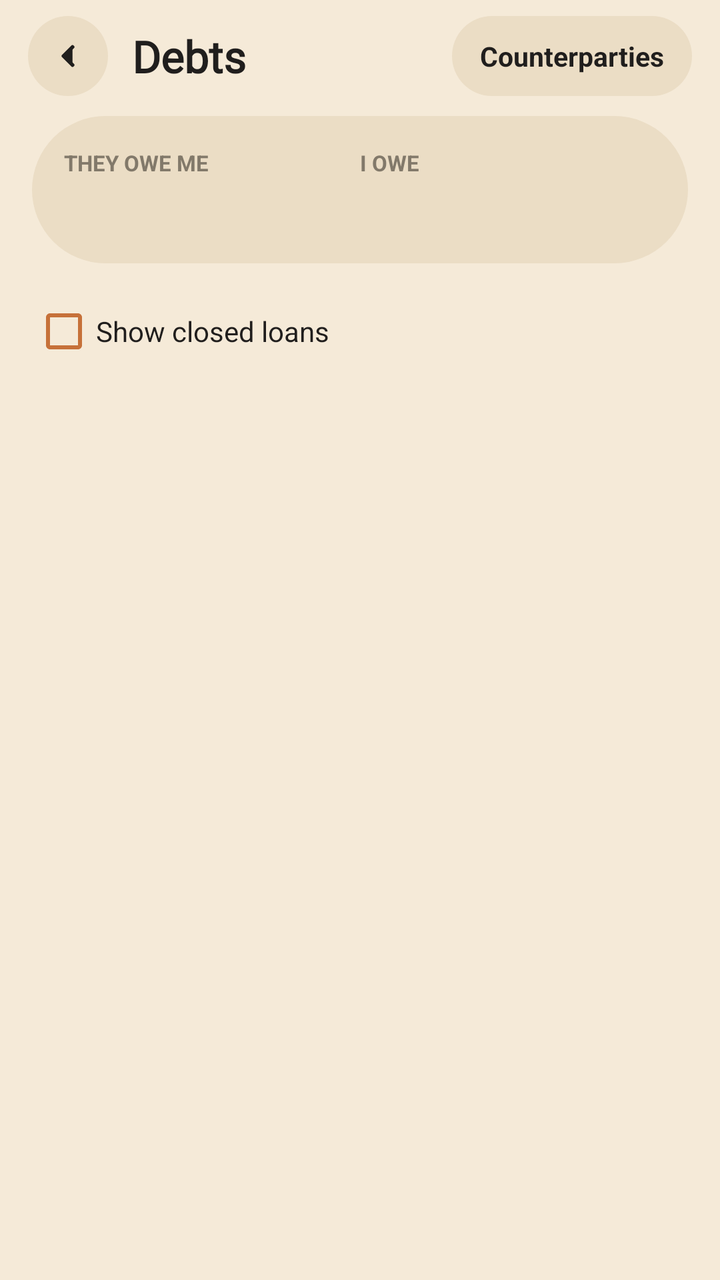
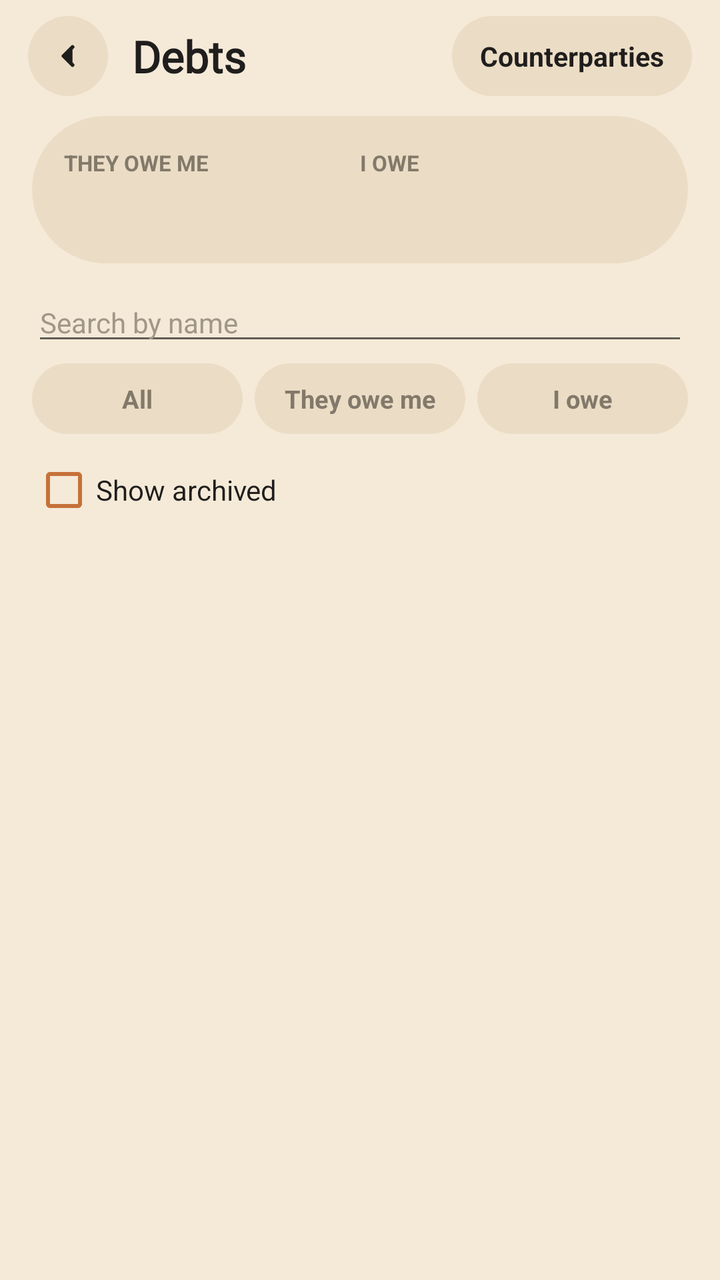

Two renders of the same Android screen: before a commit and after it. Below are the layout's source before the change and the commit's diff.
<!-- AndroidManifest.xml: activity theme AppTheme.NoActionBar -->
<!-- res/layout/activity_debts.xml -->
<?xml version="1.0" encoding="utf-8"?>
<LinearLayout xmlns:android="http://schemas.android.com/apk/res/android"
    android:layout_width="match_parent"
    android:layout_height="match_parent"
    android:orientation="vertical"
    android:background="@color/colorBackground">

    <LinearLayout
        android:layout_width="match_parent"
        android:layout_height="wrap_content"
        android:orientation="horizontal"
        android:gravity="center_vertical"
        android:paddingLeft="14dp"
        android:paddingRight="14dp"
        android:paddingTop="8dp"
        android:paddingBottom="10dp">

        <ImageButton
            android:id="@+id/btnUp"
            android:layout_width="40dp"
            android:layout_height="40dp"
            android:background="@drawable/bg_pill_secondary"
            android:src="@drawable/ic_nav_back"
            android:onClick="btnUp"/>

        <TextView
            android:layout_width="0dp"
            android:layout_height="wrap_content"
            android:layout_weight="1"
            android:layout_marginStart="12dp"
            android:text="@string/debts_title"
            android:textSize="22sp"
            android:textStyle="bold"
            android:fontFamily="@font/caprasimo"
            android:textColor="@color/colorTextPrimary"/>

        <TextView
            android:layout_width="wrap_content"
            android:layout_height="40dp"
            android:background="@drawable/bg_pill_secondary"
            android:clickable="true"
            android:focusable="true"
            android:gravity="center"
            android:paddingLeft="14dp"
            android:paddingRight="14dp"
            android:text="@string/counterparties_title"
            android:textColor="@color/colorTextPrimary"
            android:textSize="13.5sp"
            android:textStyle="bold"
            android:onClick="onOpenCounterparties"/>
    </LinearLayout>

    <ScrollView
        android:layout_width="match_parent"
        android:layout_height="match_parent">

        <LinearLayout
            android:layout_width="match_parent"
            android:layout_height="wrap_content"
            android:orientation="vertical"
            android:paddingLeft="16dp"
            android:paddingRight="16dp"
            android:paddingBottom="24dp">

            
            <LinearLayout
                android:layout_width="match_parent"
                android:layout_height="wrap_content"
                android:orientation="horizontal"
                android:background="@drawable/bg_pill_secondary"
                android:padding="16dp"
                android:layout_marginBottom="10dp">

                <LinearLayout
                    android:layout_width="0dp"
                    android:layout_height="wrap_content"
                    android:layout_weight="1"
                    android:orientation="vertical">
                    <TextView
                        android:layout_width="wrap_content"
                        android:layout_height="wrap_content"
                        android:text="@string/debts_owed_to_me"
                        android:textAllCaps="true"
                        android:textSize="11sp"
                        android:textStyle="bold"
                        android:textColor="@color/colorTextSecondary"/>
                    <TextView
                        android:id="@+id/debtsOwedToMe"
                        android:layout_width="wrap_content"
                        android:layout_height="wrap_content"
                        android:textSize="20sp"
                        android:textStyle="bold"/>
                </LinearLayout>

                <LinearLayout
                    android:layout_width="0dp"
                    android:layout_height="wrap_content"
                    android:layout_weight="1"
                    android:orientation="vertical">
                    <TextView
                        android:layout_width="wrap_content"
                        android:layout_height="wrap_content"
                        android:text="@string/debts_i_owe"
                        android:textAllCaps="true"
                        android:textSize="11sp"
                        android:textStyle="bold"
                        android:textColor="@color/colorTextSecondary"/>
                    <TextView
                        android:id="@+id/debtsIOwe"
                        android:layout_width="wrap_content"
                        android:layout_height="wrap_content"
                        android:textSize="20sp"
                        android:textStyle="bold"/>
                </LinearLayout>
            </LinearLayout>

            <CheckBox
                android:id="@+id/debtsShowClosed"
                android:layout_width="match_parent"
                android:layout_height="wrap_content"
                android:text="@string/debts_show_closed"
                android:textColor="@color/colorTextPrimary"
                android:textSize="14sp"
                android:buttonTint="@color/colorPrimary"
                android:layout_marginBottom="6dp"/>

            <TextView
                android:id="@+id/debtsEmpty"
                android:layout_width="match_parent"
                android:layout_height="wrap_content"
                android:layout_marginTop="24dp"
                android:gravity="center"
                android:text="@string/debts_empty"
                android:textColor="@color/colorTextHint"
                android:textSize="13sp"
                android:visibility="gone"/>

            <LinearLayout
                android:id="@+id/debtsList"
                android:layout_width="match_parent"
                android:layout_height="wrap_content"
                android:orientation="vertical"/>
        </LinearLayout>
    </ScrollView>
</LinearLayout>
<!-- resources referenced by this layout -->
<resources>
  <color name="colorBackground">#F5EAD8</color>
  <color name="colorPrimary">#C67139</color>
  <color name="colorTextHint">#A19786</color>
  <color name="colorTextPrimary">#201E1D</color>
  <color name="colorTextSecondary">#82796A</color>
  <!-- drawable bg_pill_secondary (drawable) -->
  <?xml version="1.0" encoding="utf-8"?>
  <ripple xmlns:android="http://schemas.android.com/apk/res/android"
      android:color="@color/colorPrimaryLight">
      <item>
          <shape>
              <solid android:color="@color/colorSurfaceAlt"/>
              <corners android:radius="999dp"/>
          </shape>
      </item>
  </ripple>
  <!-- drawable ic_nav_back (drawable) -->
  <?xml version="1.0" encoding="utf-8"?>
  <vector xmlns:android="http://schemas.android.com/apk/res/android"
      android:width="18dp" android:height="18dp" android:viewportWidth="24" android:viewportHeight="24">
      <path android:fillColor="@color/colorTextPrimary" android:pathData="M15,6 L9,12 L15,18"
          android:strokeColor="@color/colorTextPrimary" android:strokeWidth="2.5" android:strokeLineCap="round" android:strokeLineJoin="round"/>
  </vector>
  <string name="counterparties_title">Counterparties</string>
  <string name="debts_empty">No loans yet. Mark a wallet as a loan on its card, or pick «Lend» / «Borrow» when adding an operation.</string>
  <string name="debts_i_owe">I owe</string>
  <string name="debts_owed_to_me">They owe me</string>
  <string name="debts_show_closed">Show closed loans</string>
  <string name="debts_title">Debts</string>
  <style name="AppTheme.NoActionBar">
          <item name="windowActionBar">false</item>
          <item name="windowNoTitle">true</item>
      </style>
  <color name="colorPrimaryLight">#F6A06B</color>
  <color name="colorSurfaceAlt">#EBDDC5</color>
</resources>

<!-- the commit's change to res/layout/activity_debts.xml (unified diff, before → after) -->
@@ -114,11 +114,46 @@
                 </LinearLayout>
             </LinearLayout>
 
-            <CheckBox
-                android:id="@+id/debtsShowClosed"
+            <EditText
+                android:id="@+id/debtsSearch"
                 android:layout_width="match_parent"
                 android:layout_height="wrap_content"
-                android:text="@string/debts_show_closed"
+                android:hint="@string/search_by_name_hint"
+                android:inputType="text"
+                android:maxLines="1"
+                android:textColor="@color/colorTextPrimary"
+                android:textColorHint="@color/colorTextHint"
+                android:textSize="14sp"/>
+
+            <LinearLayout
+                android:layout_width="match_parent"
+                android:layout_height="wrap_content"
+                android:orientation="horizontal"
+                android:layout_marginTop="4dp"
+                android:layout_marginBottom="4dp">
+
+                <TextView
+                    android:id="@+id/debtsChipAll"
+                    style="@style/FilterChip"
+                    android:text="@string/debts_filter_all"/>
+
+                <TextView
+                    android:id="@+id/debtsChipOwedToMe"
+                    style="@style/FilterChip"
+                    android:text="@string/debts_filter_owed_to_me"/>
+
+                <TextView
+                    android:id="@+id/debtsChipIOwe"
+                    style="@style/FilterChip"
+                    android:layout_marginEnd="0dp"
+                    android:text="@string/debts_filter_i_owe"/>
+            </LinearLayout>
+
+            <CheckBox
+                android:id="@+id/debtsShowArchived"
+                android:layout_width="match_parent"
+                android:layout_height="wrap_content"
+                android:text="@string/debts_show_archived"
                 android:textColor="@color/colorTextPrimary"
                 android:textSize="14sp"
                 android:buttonTint="@color/colorPrimary"
<!-- resource entries referenced after the edit -->
@@ -25,15 +25,38 @@
   </vector>
   <string name="counterparties_title">Counterparties</string>
   <string name="debts_empty">No loans yet. Mark a wallet as a loan on its card, or pick «Lend» / «Borrow» when adding an operation.</string>
+  <string name="debts_filter_all">All</string>
+  <string name="debts_filter_i_owe">I owe</string>
+  <string name="debts_filter_owed_to_me">They owe me</string>
   <string name="debts_i_owe">I owe</string>
   <string name="debts_owed_to_me">They owe me</string>
-  <string name="debts_show_closed">Show closed loans</string>
+  <string name="debts_show_archived">Show archived</string>
   <string name="debts_title">Debts</string>
+  <string name="search_by_name_hint">Search by name</string>
+  <style name="FilterChip">
+          <item name="android:layout_width">0dp</item>
+          <item name="android:layout_height">wrap_content</item>
+          <item name="android:layout_weight">1</item>
+          <item name="android:layout_marginEnd">6dp</item>
+          <item name="android:background">@drawable/bg_chip_unselected</item>
+          <item name="android:gravity">center</item>
+          <item name="android:paddingTop">9dp</item>
+          <item name="android:paddingBottom">9dp</item>
+          <item name="android:textSize">12.5sp</item>
+          <item name="android:textStyle">bold</item>
+          <item name="android:textColor">@color/colorTextSecondary</item>
+      </style>
   <style name="AppTheme.NoActionBar">
           <item name="windowActionBar">false</item>
           <item name="windowNoTitle">true</item>
       </style>
   <color name="colorPrimaryLight">#F6A06B</color>
   <color name="colorSurfaceAlt">#EBDDC5</color>
+  <!-- drawable bg_chip_unselected (drawable) -->
+  <?xml version="1.0" encoding="utf-8"?>
+  <shape xmlns:android="http://schemas.android.com/apk/res/android">
+      <solid android:color="@color/colorSurfaceAlt"/>
+      <corners android:radius="999dp"/>
+  </shape>
 </resources>
 
